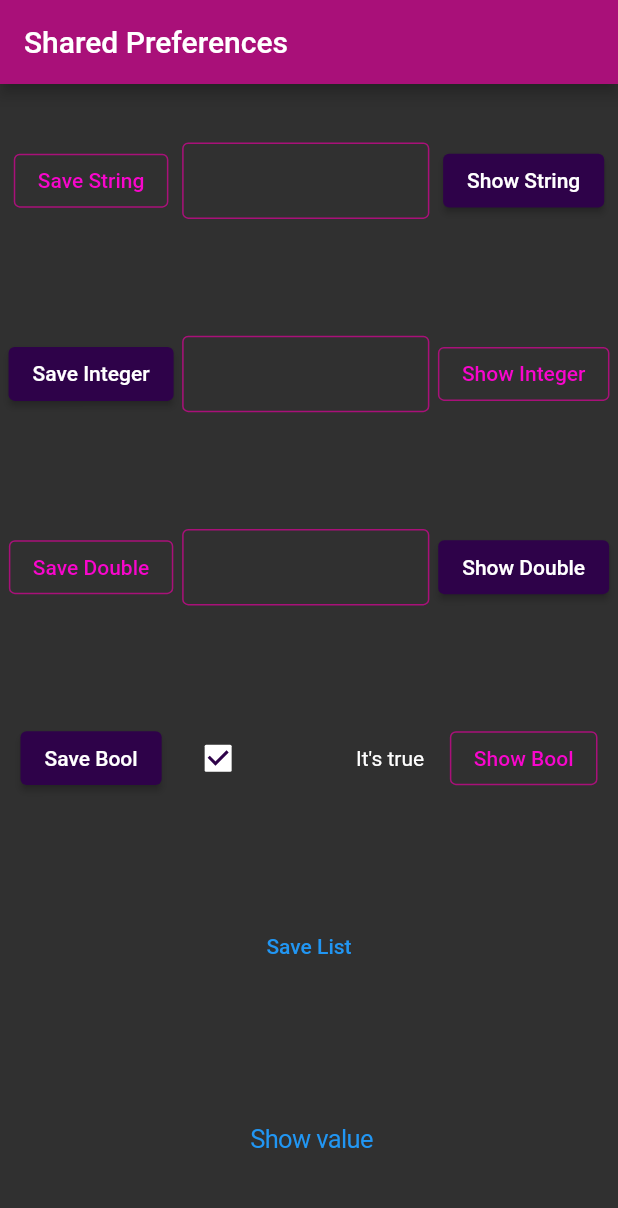
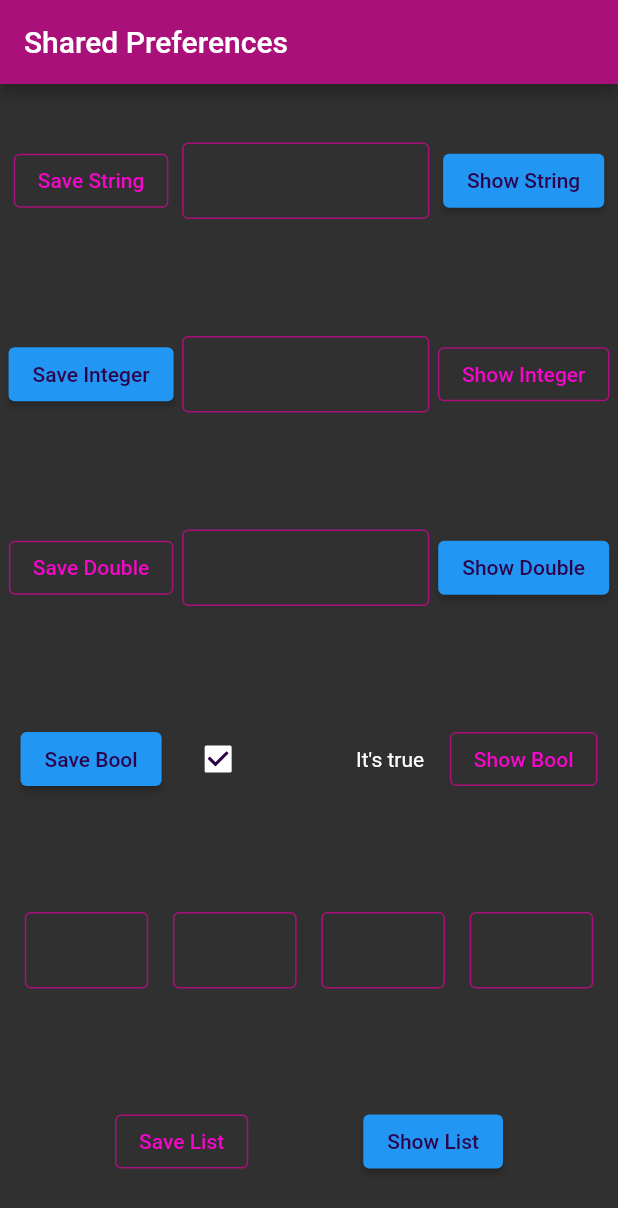
Before and after one commit to jinosh05/shared_preference_example_flutter, a Flutter app: the screen it shows after launch, after a tap on "Save List", on a phone screen of 412 x 824 dp. Shown: the top 1208 px of the screen. Run offline on Flutter 3.47's test engine with Material 2 defaults, Android fonts, the phone set to English and light mode, and no system bars; our stand-ins replace shared_preferences.

Commit message:
UI updated completed

```diff
--- a/lib/keys.dart
+++ b/lib/keys.dart
@@ -1,4 +1,6 @@
 class Keys {
+  static final String strListKey = "str_list_key";
+
   static final String stringKey = "string_key";
 
   static final String boolKey = "bool_key";
--- a/lib/main.dart
+++ b/lib/main.dart
@@ -1,4 +1,3 @@
-import 'package:flutter/cupertino.dart';
 import 'package:flutter/material.dart';
 import 'package:flutter/services.dart';
 import 'package:shared_preference_example/keys.dart';
@@ -17,14 +16,14 @@ void main(List<String> args) {
         brightness: Brightness.dark,
         outlinedButtonTheme: OutlinedButtonThemeData(
             style: OutlinedButton.styleFrom(
-          primary: Color(0xffF806CC),
+          foregroundColor: Color(0xffF806CC),
           side: BorderSide(
             color: Color(0xffA91079),
           ),
         )),
         elevatedButtonTheme: ElevatedButtonThemeData(
             style: ElevatedButton.styleFrom(
-          primary: Color(0xff2E0249),
+          foregroundColor: Color(0xff2E0249),
         )),
         inputDecorationTheme: InputDecorationTheme(
             isDense: true,
@@ -51,7 +50,7 @@ class _MySharedState extends State<MyShared> {
   void initState() {
     super.initState();
     _controllers = List.generate(
-      5,
+      9,
       (index) => TextEditingController(),
     );
   }
@@ -196,17 +195,47 @@ class _MySharedState extends State<MyShared> {
             ],
           ),
 
-          TextButton(
-              onPressed: () {
-                _storeValue("listStr", ["A", "B", "C"]);
-              },
-              child: Text("Save List")),
-          CupertinoButton(
-            onPressed: () {
-              _getValue("int");
-            },
-            child: Text(" Show value"),
-          )
+          //
+          // List of String
+          //
+          Row(
+            mainAxisAlignment: MainAxisAlignment.spaceEvenly,
+            children: [
+              for (var i = 0; i < 4; i++)
+                SizedBox(
+                  width: inputWidth / 2,
+                  child: TextField(
+                    controller: _controllers[i + 5],
+                  ),
+                ),
+            ],
+          ),
+
+          Row(
+            mainAxisAlignment: MainAxisAlignment.spaceEvenly,
+            children: [
+              OutlinedButton(
+                  onPressed: () {
+                    List<String> _strList = [];
+                    for (var i = 0; i < 4; i++) {
+                      _strList.add(_controllers[i + 5].text);
+                      _controllers[i + 5].clear();
+                    }
+                    _storeValue(Keys.strListKey, _strList);
+                  },
+                  child: Text('Save List')),
+              ElevatedButton(
+                  onPressed: () async {
+                    List<String> _strList = await _getValue(Keys.strListKey);
+
+                    for (var i = 0; i < 4; i++) {
+                      _controllers[i + 5].text = _strList[i];
+                    }
+                    setState(() {});
+                  },
+                  child: Text('Show List')),
+            ],
+          ),
         ],
       ),
     );
--- a/pubspec.yaml
+++ b/pubspec.yaml
@@ -5,7 +5,7 @@ publish_to: "none"
 version: 1.0.0+1
 
 environment:
-  sdk: ">=2.17.6 <3.0.0"
+  sdk: ">=2.18.0 <3.0.0"
 
 dependencies:
   flutter:
```
Also changed, not shown: pubspec.lock.
